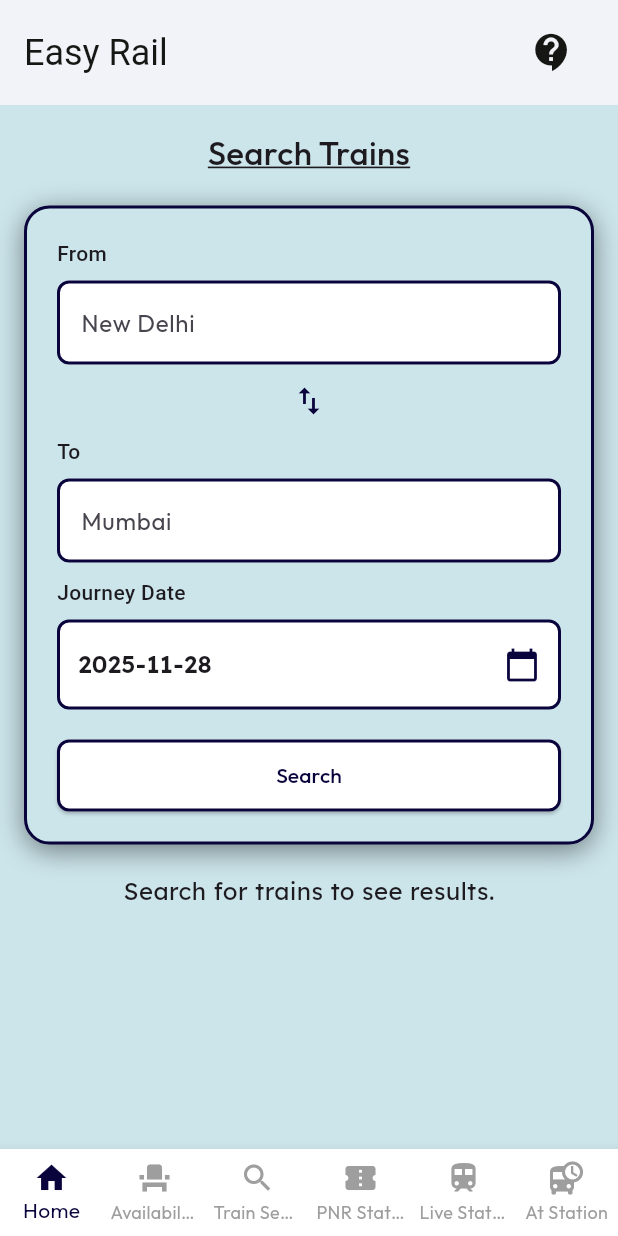
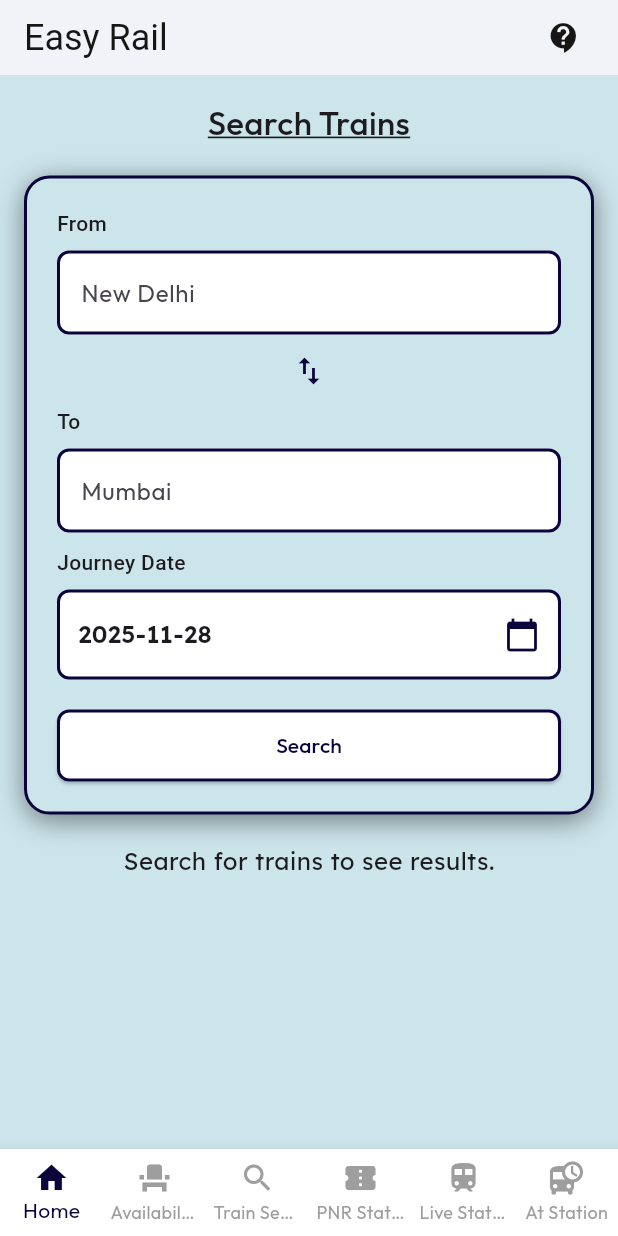
Before and after one commit to kunal7236/easy_rail_app, a Flutter app: the screen it shows after launch, on a phone screen of 412 x 824 dp. Run offline on Flutter 3.47's test engine with Material 3 defaults, Android fonts, the phone set to English and light mode, and no system bars; our stand-ins replace flutter_dotenv, scrollable_positioned_list; Roboto replaces fonts that are missing (Lemonada, Montserrat).

Commit message:
decreased app header height

```diff
--- a/lib/widgets/app_header.dart
+++ b/lib/widgets/app_header.dart
@@ -16,12 +16,13 @@ class AppHeader extends StatelessWidget implements PreferredSizeWidget {
   @override
   Widget build(BuildContext context) {
     return AppBar(
-      toolbarHeight: 70.0,
+      toolbarHeight: 50.0,
 
       // Makes the AppBar match the scaffold background
       backgroundColor: AppTheme.background,
       elevation: 0,
       scrolledUnderElevation: 0,
+      titleSpacing: 16.0,
       title: const Text(
         'Easy Rail',
         style: AppTheme.logo, // Uses the 'Lemonada' font
@@ -32,17 +33,17 @@ class AppHeader extends StatelessWidget implements PreferredSizeWidget {
           icon: const Icon(
             Icons.contact_support, // A good substitute for the  logo
             color: AppTheme.textPrimary,
-            size: 30.0, // Close to your 40px SVG size
+            size: 24.0,
           ),
           tooltip: 'Original Repository', // From your <a> tag title
           onPressed: _launch,
         ),
         // Provides the 20px right padding from your CSS
-        const SizedBox(width: 20),
+        const SizedBox(width: 12),
       ],
     );
   }
 
   @override
-  Size get preferredSize => const Size.fromHeight(70.0);
+  Size get preferredSize => const Size.fromHeight(50.0);
 }
```
